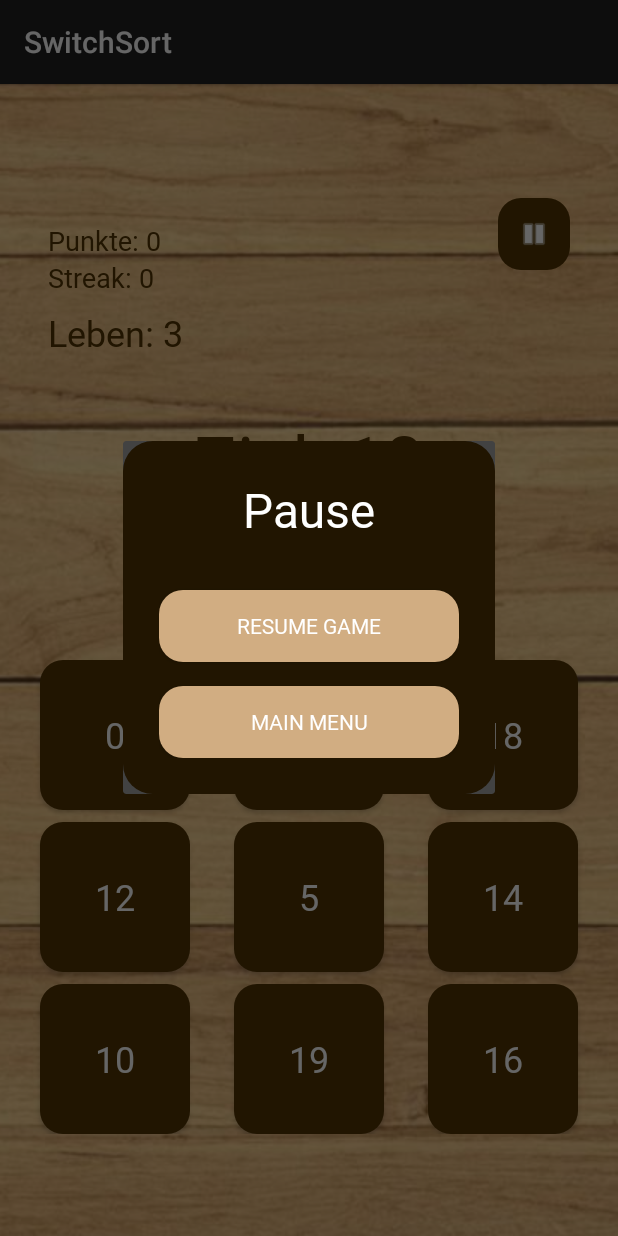
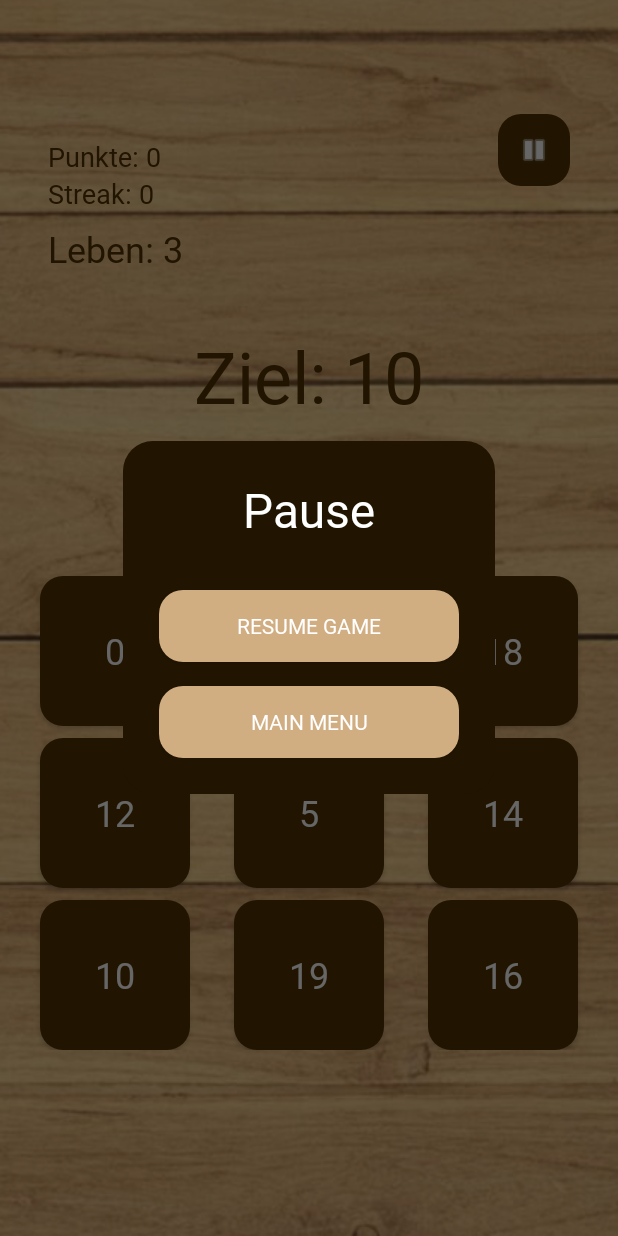
Before and after one commit to mrrmintt/SwitchSort, an Android app: the GameActive screen opened directly, with no data from a screen before it, after a tap on "Pause", on a phone screen of 412 x 824 dp. Run offline under Robolectric (Android 15) with nearby library versions, the phone set to English and light mode, and no system bars; Roboto replaces fonts that are not available here; 6 statements that could not run were skipped.

Commit message:
banner ist weg, pause dialog hat keine sichtbren ränder mehr

```diff
--- a/app/src/main/AndroidManifest.xml
+++ b/app/src/main/AndroidManifest.xml
@@ -23,6 +23,7 @@
         <!-- Your game activity -->
         <activity
             android:name=".frontend.activities.GameActive"
+            android:theme="@style/Theme.SwitchSort"
             android:exported="false" />
         <activity
             android:name=".frontend.activities.LeaderboardActivity"
--- a/app/src/main/java/com/example/switchsort/frontend/activities/GameActive.java
+++ b/app/src/main/java/com/example/switchsort/frontend/activities/GameActive.java
@@ -154,7 +154,7 @@ public class GameActive extends AppCompatActivity {
     private void showPauseMenu() {
 
         isPaused = true;
-        pauseDialog = new Dialog(this);
+        pauseDialog = new Dialog(this, R.style.TransparentDialog);
         pauseDialog.setContentView(R.layout.dialog_pause_menu);
         pauseDialog.setCancelable(false);
         pauseDialog.findViewById(R.id.resumeButton).setOnClickListener(v -> resumeGame());
--- a/app/src/main/res/values/strings.xml
+++ b/app/src/main/res/values/strings.xml
@@ -1,8 +1,3 @@
 <resources>
     <string name="app_name">SwitchSort</string>
-    <string name="mode_classic">Classic</string>
-    <string name="mode_time_rush">Time Rush</string>
-    <string name="time_remaining">Time: %1$ds</string>
-    <string name="lives_remaining">Lives: %1$d</string>
-    <string name="phase_text">Phase %1$d</string>
 </resources>
--- /dev/null
+++ b/app/src/main/res/values/styles.xml
@@ -0,0 +1,7 @@
+<?xml version="1.0" encoding="utf-8"?>
+<resources>
+    <style name="TransparentDialog" parent="Theme.AppCompat.Dialog">
+        <item name="android:windowBackground">@android:color/transparent</item>
+        <item name="android:windowFrame">@null</item>
+    </style>
+</resources>
--- a/app/src/main/res/values/themes.xml
+++ b/app/src/main/res/values/themes.xml
@@ -11,6 +11,7 @@
         <item name="colorOnSecondary">@color/black</item>
         <!-- Status bar color. -->
         <item name="android:statusBarColor">?attr/colorPrimaryVariant</item>
-        <!-- Customize your theme here. -->
+
+
     </style>
 </resources>
```
